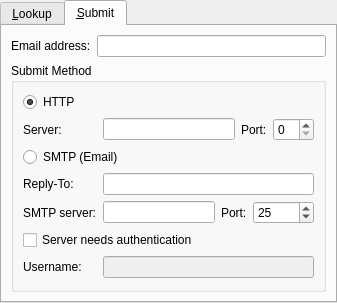
Above: kcmcddb/cddbconfigwidget.ui from KDE/libkcddb before the change. Below: the same form after it.
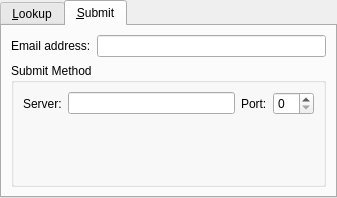
That is the form after the change. The open tabs and pages were chosen to show the change.

Commit message:
Drop submission via SMTP
This uses the SMTP KIO worker, which was dropped several years ago, so this is completely non-functional

Patch:
```diff
--- a/kcmcddb/cddbconfigwidget.ui
+++ b/kcmcddb/cddbconfigwidget.ui
@@ -168,29 +168,19 @@
         </layout>
        </item>
        <item>
-        <widget class="QGroupBox" name="kcfg_FreedbSubmitTransport">
+        <widget class="QGroupBox">
          <property name="title">
           <string>Submit Method</string>
          </property>
          <layout class="QFormLayout" name="formLayout_2">
-          <item row="0" column="0" colspan="2">
-           <widget class="QRadioButton" name="httpButton">
-            <property name="text">
-             <string>HTTP</string>
-            </property>
-            <property name="checked">
-             <bool>true</bool>
-            </property>
-           </widget>
-          </item>
-          <item row="1" column="0">
+          <item row="0" column="0">
            <widget class="QLabel" name="textLabel2">
             <property name="text">
              <string>Server:</string>
             </property>
            </widget>
           </item>
-          <item row="1" column="1">
+          <item row="0" column="1">
            <layout class="QHBoxLayout" name="horizontalLayout">
             <item>
              <widget class="QLineEdit" name="kcfg_httpSubmitServer">
@@ -214,99 +204,6 @@
             </item>
            </layout>
           </item>
-          <item row="2" column="0" colspan="2">
-           <widget class="QRadioButton" name="smtpButton">
-            <property name="text">
-             <string>SMTP (Email)</string>
-            </property>
-           </widget>
-          </item>
-          <item row="4" column="1">
-           <widget class="QLineEdit" name="kcfg_replyTo"/>
-          </item>
-          <item row="6" column="1">
-           <layout class="QHBoxLayout" name="horizontalLayout_2">
-            <item>
-             <widget class="QLineEdit" name="kcfg_smtpHostname"/>
-            </item>
-            <item>
-             <widget class="QLabel" name="textLabel3">
-              <property name="sizePolicy">
-               <sizepolicy hsizetype="Preferred" vsizetype="Preferred">
-                <horstretch>0</horstretch>
-                <verstretch>0</verstretch>
-               </sizepolicy>
-              </property>
-              <property name="text">
-               <string>Port:</string>
-              </property>
-             </widget>
-            </item>
-            <item>
-             <widget class="QSpinBox" name="kcfg_smtpPort">
-              <property name="sizePolicy">
-               <sizepolicy hsizetype="Maximum" vsizetype="Fixed">
-                <horstretch>0</horstretch>
-                <verstretch>0</verstretch>
-               </sizepolicy>
-              </property>
-              <property name="maximum">
-               <number>65535</number>
-              </property>
-              <property name="value">
-               <number>25</number>
-              </property>
-             </widget>
-            </item>
-           </layout>
-          </item>
-          <item row="7" column="0" colspan="2">
-           <widget class="QCheckBox" name="needsAuthenticationBox">
-            <property name="text">
-             <string>Server needs authentication</string>
-            </property>
-           </widget>
-          </item>
-          <item row="9" column="1">
-           <widget class="QLineEdit" name="kcfg_smtpUsername">
-            <property name="enabled">
-             <bool>false</bool>
-            </property>
-            <property name="sizePolicy">
-             <sizepolicy hsizetype="Expanding" vsizetype="Preferred">
-              <horstretch>0</horstretch>
-              <verstretch>0</verstretch>
-             </sizepolicy>
-            </property>
-           </widget>
-          </item>
-          <item row="4" column="0">
-           <widget class="QLabel" name="textLabel9_2">
-            <property name="text">
-             <string>Reply-To:</string>
-            </property>
-           </widget>
-          </item>
-          <item row="6" column="0">
-           <widget class="QLabel" name="textLabel2_2">
-            <property name="sizePolicy">
-             <sizepolicy hsizetype="Maximum" vsizetype="Preferred">
-              <horstretch>0</horstretch>
-              <verstretch>0</verstretch>
-             </sizepolicy>
-            </property>
-            <property name="text">
-             <string>SMTP server:</string>
-            </property>
-           </widget>
-          </item>
-          <item row="9" column="0">
-           <widget class="QLabel" name="textLabel4">
-            <property name="text">
-             <string>Username:</string>
-            </property>
-           </widget>
-          </item>
          </layout>
         </widget>
        </item>
```
Left out of the diff: 7 changed lines with no effect on the pictures. The commit also changes 22 other files.
